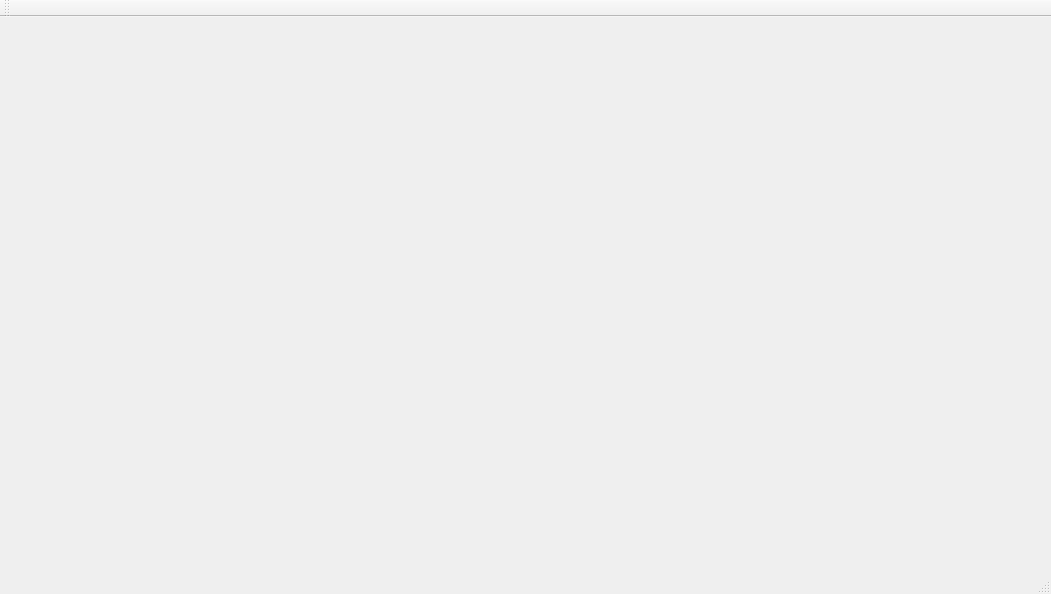
This is mainwindow.ui in dkoszkul/master-thesis as Qt 5 draws it before an edit. The edited form follows.
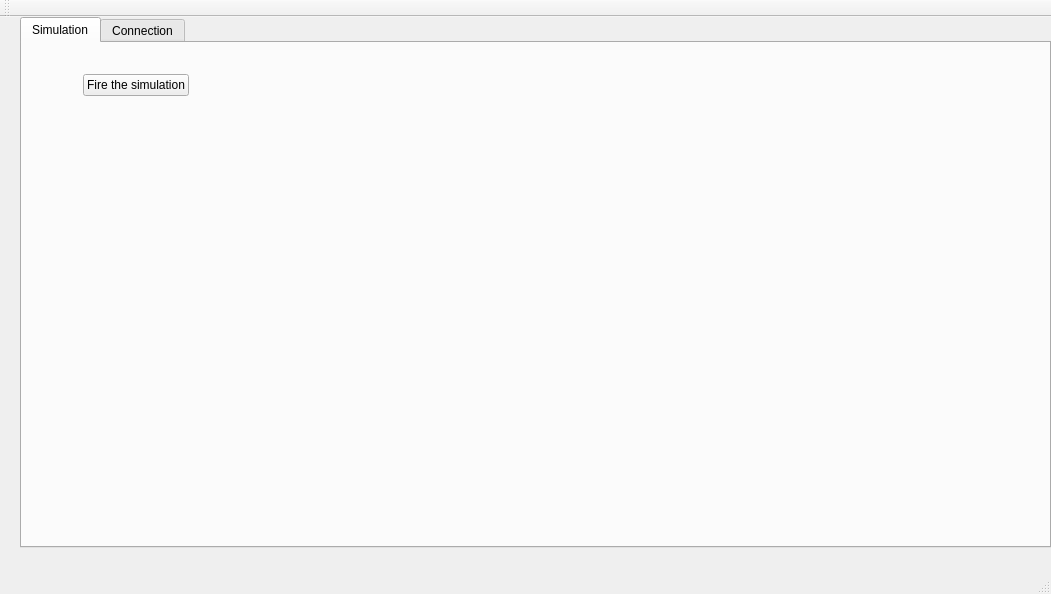
This is the edited form.

Diff of the .ui file:
```diff
--- a/mainwindow.ui
+++ b/mainwindow.ui
@@ -14,16 +14,73 @@
    <string>MainWindow</string>
   </property>
   <widget class="QWidget" name="centralWidget">
-   <widget class="QWidget" name="gridLayoutWidget">
+   <widget class="QTabWidget" name="tabWidget">
     <property name="geometry">
      <rect>
-      <x>69</x>
-      <y>29</y>
-      <width>921</width>
-      <height>451</height>
+      <x>20</x>
+      <y>0</y>
+      <width>1031</width>
+      <height>531</height>
      </rect>
     </property>
-    <layout class="QGridLayout" name="gridLayout"/>
+    <property name="currentIndex">
+     <number>0</number>
+    </property>
+    <widget class="QWidget" name="tab">
+     <attribute name="title">
+      <string>Simulation</string>
+     </attribute>
+     <widget class="QWidget" name="gridLayoutWidget">
+      <property name="geometry">
+       <rect>
+        <x>50</x>
+        <y>20</y>
+        <width>921</width>
+        <height>451</height>
+       </rect>
+      </property>
+      <layout class="QGridLayout" name="gridLayout">
+       <item row="0" column="1">
+        <spacer name="horizontalSpacer">
+         <property name="orientation">
+          <enum>Qt::Horizontal</enum>
+         </property>
+         <property name="sizeHint" stdset="0">
+          <size>
+           <width>40</width>
+           <height>20</height>
+          </size>
+         </property>
+        </spacer>
+       </item>
+       <item row="0" column="0">
+        <widget class="QPushButton" name="pushButton">
+         <property name="text">
+          <string>Fire the simulation</string>
+         </property>
+        </widget>
+       </item>
+       <item row="1" column="0">
+        <spacer name="verticalSpacer">
+         <property name="orientation">
+          <enum>Qt::Vertical</enum>
+         </property>
+         <property name="sizeHint" stdset="0">
+          <size>
+           <width>20</width>
+           <height>40</height>
+          </size>
+         </property>
+        </spacer>
+       </item>
+      </layout>
+     </widget>
+    </widget>
+    <widget class="QWidget" name="tab_2">
+     <attribute name="title">
+      <string>Connection</string>
+     </attribute>
+    </widget>
    </widget>
   </widget>
   <widget class="QMenuBar" name="menuBar">
```
Left out of the diff: 2 changed lines with no effect on the pictures.
